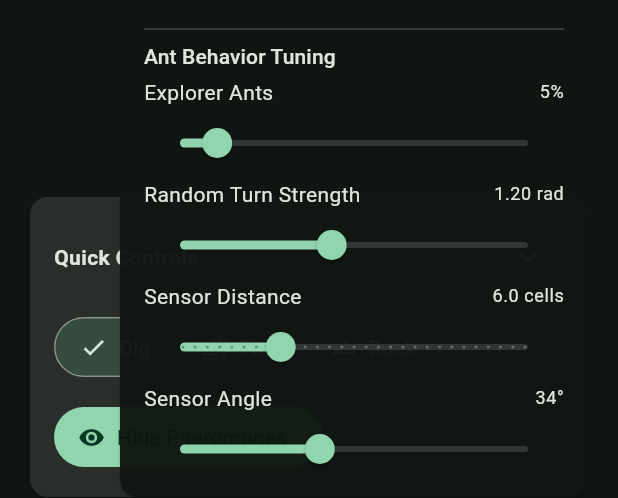
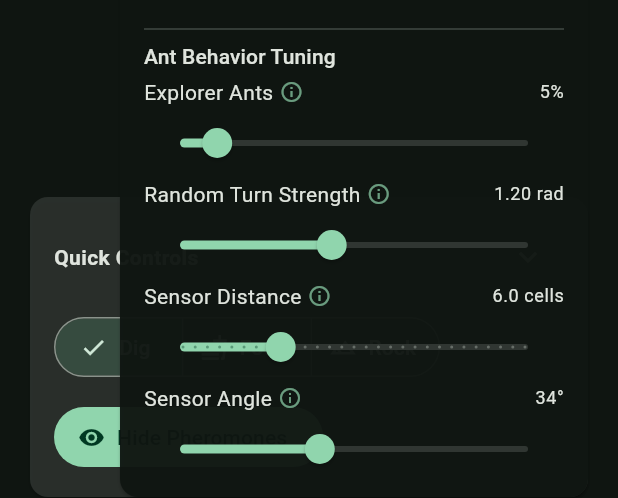
Before and after one commit to nantestudio/antworld, a Flutter app: the AntHud widget shown alone on an empty page, opened directly with empty values, after a tap on "Settings", on a phone screen of 412 x 824 dp. Shown: the part 709-1207 px from the top of the screen. Run offline on Flutter 3.47's test engine with Material 3 defaults, Android fonts, the phone set to English and light mode, and no system bars; our stand-ins replace shared_preferences; missing offline and left inert: flame; accounts and stored records are empty.

Commit message:
Add info tooltips to settings and update in-game docs
- Add (i) info icons to all config sliders with descriptions
- Hover over icons to see what each setting does
- Update Field Guide with current features:
  - Entity selection and real-time stats
  - World generation with organic obstacles
  - Stuck detection system
  - Pheromone behavior details
  - New tips section

🤖 Generated with [Claude Code](https://claude.com/claude-code)

Co-Authored-By: Claude <noreply@anthropic.com>

```diff
--- a/lib/src/ui/ant_hud.dart
+++ b/lib/src/ui/ant_hud.dart
@@ -352,7 +352,8 @@ class _AntHudState extends State<AntHud> {
                   Text(
                     'Each ant runs a simple state machine: forage, return home, or rest. '
                     'When resting is enabled, energy drains over time. Ants head back to the nest to rest '
-                    'once energy hits zero; otherwise they stay in forage/return loops.',
+                    'once energy hits zero; otherwise they stay in forage/return loops. '
+                    'Click any ant to see its real-time stats (energy, HP, state, position).',
                   ),
                   SizedBox(height: 16),
                   _DocHeading(title: 'Explorers & Movement'),
@@ -360,8 +361,8 @@ class _AntHudState extends State<AntHud> {
                   Text(
                     'About 5% of ants spawn as explorers. Explorers ignore pheromone input more often '
                     'and inject random turns, allowing the colony to find new food pockets. '
-                    'The rest steer using three forward sensors spaced by the configured sensor angle. '
-                    'They follow the strongest pheromone signal unless they recently hit rocks.',
+                    'Regular ants prioritize following pheromone trails using three forward sensors. '
+                    'They only use direct food sensing when no pheromone trails are nearby.',
                   ),
                   SizedBox(height: 16),
                   _DocHeading(title: 'Pheromone Network'),
@@ -369,8 +370,8 @@ class _AntHudState extends State<AntHud> {
                   Text(
                     'Ants drop home pheromones while foraging and food pheromones when carrying food. '
                     'The grid stores two Float32 layers that decay each frame based on the decay slider. '
-                    'Visible trails on the map reflect these layers. Clearing obstacles or dirt removes '
-                    'pheromones at that location.',
+                    'Toggle "Show Pheromones" to see trails: blue for food, gray for home. '
+                    'Stronger deposit values create more robust highways that attract more followers.',
                   ),
                   SizedBox(height: 16),
                   _DocHeading(title: 'Opponents & Raids'),
@@ -379,22 +380,41 @@ class _AntHudState extends State<AntHud> {
                     'Red enemy colonies raid every 30-70 seconds based on your active population. '
                     'They spawn together at the map edges, dig through dirt, and beeline toward nearby workers. '
                     'Both sides have attack, defense, and health stats – collisions trigger duels until one ant pops. '
-                    'Widen choke points and keep guards near the nest to blunt incoming waves.',
+                    'Use "Spawn Enemies" in settings to test your defenses.',
+                  ),
+                  SizedBox(height: 16),
+                  _DocHeading(title: 'World Generation'),
+                  SizedBox(height: 8),
+                  Text(
+                    'Random maps generate a 400×400 grid filled with dirt, then carve tunnels and caverns. '
+                    'Obstacles include organic formations: tree roots (branching lines), boulder clusters, '
+                    'and mineral veins (long curved barriers). Food clusters are scattered throughout. '
+                    'The nest spawns in the lower portion of the map.',
                   ),
                   SizedBox(height: 16),
                   _DocHeading(title: 'Obstacles & Digging'),
                   SizedBox(height: 8),
                   Text(
-                    'When ants collide with dirt, they dig by spending energy. Rocks block movement, so ants either '
-                    'bounce or, rarely, try a smarter sidestep. You can add dirt, food, or rock cells via the quick controls.',
+                    'When ants collide with dirt, they dig by spending energy. Rocks block movement entirely. '
+                    'You can paint cells using the brush modes: Dig clears terrain, Food places food clusters, '
+                    'Rock creates impassable barriers. Shift+click or right-click always places food.',
+                  ),
+                  SizedBox(height: 16),
+                  _DocHeading(title: 'Stuck Detection'),
+                  SizedBox(height: 8),
+                  Text(
+                    'Ants that fail to move for 30 seconds (except when resting) are removed from the simulation. '
+                    'This prevents ants from getting permanently trapped in unreachable areas.',
                   ),
                   SizedBox(height: 16),
                   _DocHeading(title: 'Tips'),
                   SizedBox(height: 8),
                   Text(
                     '• Use Random Map to reroll cave layouts and food clusters.\n'
-                    '• Increase decay thresholds for stronger pheromone highways.\n'
-                    '• Disable resting to keep ants digging nonstop, but they will never recharge.',
+                    '• Hover over (i) icons in settings to learn what each slider does.\n'
+                    '• Higher pheromone decay values (closer to 1.0) create longer-lasting trails.\n'
+                    '• Click ants to track individuals and watch their behavior in real-time.\n'
+                    '• Disable resting to keep ants active, but they won\'t recover energy.',
                   ),
                   SizedBox(height: 24),
                   Center(child: Icon(Icons.expand_more, color: Colors.white54)),
@@ -512,6 +532,7 @@ class _AntHudState extends State<AntHud> {
         const SizedBox(height: 4),
         _ConfigSlider(
           label: 'Explorer Ants',
+          tooltip: 'Percentage of ants that ignore pheromones and wander randomly to discover new food sources.',
           value: config.explorerRatio,
           min: 0,
           max: 0.5,
@@ -525,6 +546,7 @@ class _AntHudState extends State<AntHud> {
         ),
         _ConfigSlider(
           label: 'Random Turn Strength',
+          tooltip: 'How sharply ants turn randomly each step. Higher values create more erratic movement.',
           value: config.randomTurnStrength,
           min: 0.2,
           max: 2.5,
@@ -538,6 +560,7 @@ class _AntHudState extends State<AntHud> {
         ),
         _ConfigSlider(
           label: 'Sensor Distance',
+          tooltip: 'How far ahead ants sense pheromones. Longer range helps follow distant trails.',
           value: config.sensorDistance,
           min: 2,
           max: 16,
@@ -551,6 +574,7 @@ class _AntHudState extends State<AntHud> {
         ),
         _ConfigSlider(
           label: 'Sensor Angle',
+          tooltip: 'Spread angle between left/right sensors. Wider angles detect broader areas but may miss narrow trails.',
           value: config.sensorAngle,
           min: 0.2,
           max: 1.2,
@@ -564,6 +588,7 @@ class _AntHudState extends State<AntHud> {
         ),
         _ConfigSlider(
           label: 'Food Deposit Strength',
+          tooltip: 'How much food pheromone ants drop when carrying food. Stronger trails attract more followers.',
           value: config.foodDepositStrength,
           min: 0.0,
           max: 1.0,
@@ -577,6 +602,7 @@ class _AntHudState extends State<AntHud> {
         ),
         _ConfigSlider(
           label: 'Home Deposit Strength',
+          tooltip: 'How much home pheromone foraging ants drop. Helps returning ants find their way back.',
           value: config.homeDepositStrength,
           min: 0.0,
           max: 1.0,
@@ -590,6 +616,7 @@ class _AntHudState extends State<AntHud> {
         ),
         _ConfigSlider(
           label: 'Food Sense Range',
+          tooltip: 'Maximum distance ants can directly detect food (without pheromones). Only used when no trails nearby.',
           value: config.foodSenseRange,
           min: 10,
           max: 80,
@@ -603,6 +630,7 @@ class _AntHudState extends State<AntHud> {
         ),
         _ConfigSlider(
           label: 'Pheromone Decay / Frame',
+          tooltip: 'Multiplier applied to pheromones each frame. Higher = longer-lasting trails (0.99 = slow decay).',
           value: config.decayPerFrame,
           min: 0.90,
           max: 0.999,
@@ -616,6 +644,7 @@ class _AntHudState extends State<AntHud> {
         ),
         _ConfigSlider(
           label: 'Decay Threshold',
+          tooltip: 'Pheromone level below which trails are removed. Higher values clean up weak trails faster.',
           value: config.decayThreshold,
           min: 0.0,
           max: 0.1,
@@ -629,6 +658,7 @@ class _AntHudState extends State<AntHud> {
         ),
         _ConfigSlider(
           label: 'Energy Capacity',
+          tooltip: 'Maximum energy an ant can store. Higher capacity means longer foraging trips before resting.',
           value: config.energyCapacity,
           min: 20,
           max: 300,
@@ -642,6 +672,7 @@ class _AntHudState extends State<AntHud> {
         ),
         _ConfigSlider(
           label: 'Energy Decay / sec',
+          tooltip: 'Energy lost per second while moving. Set to 0 for infinite stamina.',
           value: config.energyDecayPerSecond,
           min: 0,
           max: 5,
@@ -655,6 +686,7 @@ class _AntHudState extends State<AntHud> {
         ),
         _ConfigSlider(
           label: 'Energy Recovery / sec',
+          tooltip: 'Energy gained per second while resting at the nest.',
           value: config.energyRecoveryPerSecond,
           min: 0,
           max: 5,
@@ -904,6 +936,7 @@ class _ConfigSlider extends StatelessWidget {
     this.divisions,
     required this.onChanged,
     required this.displayValue,
+    this.tooltip,
   });
 
   final String label;
@@ -913,6 +946,7 @@ class _ConfigSlider extends StatelessWidget {
   final int? divisions;
   final ValueChanged<double> onChanged;
   final String Function(double) displayValue;
+  final String? tooltip;
 
   @override
   Widget build(BuildContext context) {
@@ -923,7 +957,25 @@ class _ConfigSlider extends StatelessWidget {
         Row(
           mainAxisAlignment: MainAxisAlignment.spaceBetween,
           children: [
-            Expanded(child: Text(label)),
+            Expanded(
+              child: Row(
+                children: [
+                  Flexible(child: Text(label)),
+                  if (tooltip != null) ...[
+                    const SizedBox(width: 4),
+                    Tooltip(
+                      message: tooltip!,
+                      preferBelow: false,
+                      child: Icon(
+                        Icons.info_outline,
+                        size: 16,
+                        color: Theme.of(context).colorScheme.primary.withValues(alpha: 0.7),
+                      ),
+                    ),
+                  ],
+                ],
+              ),
+            ),
             const SizedBox(width: 8),
             Text(
               displayValue(clampedValue),
```
